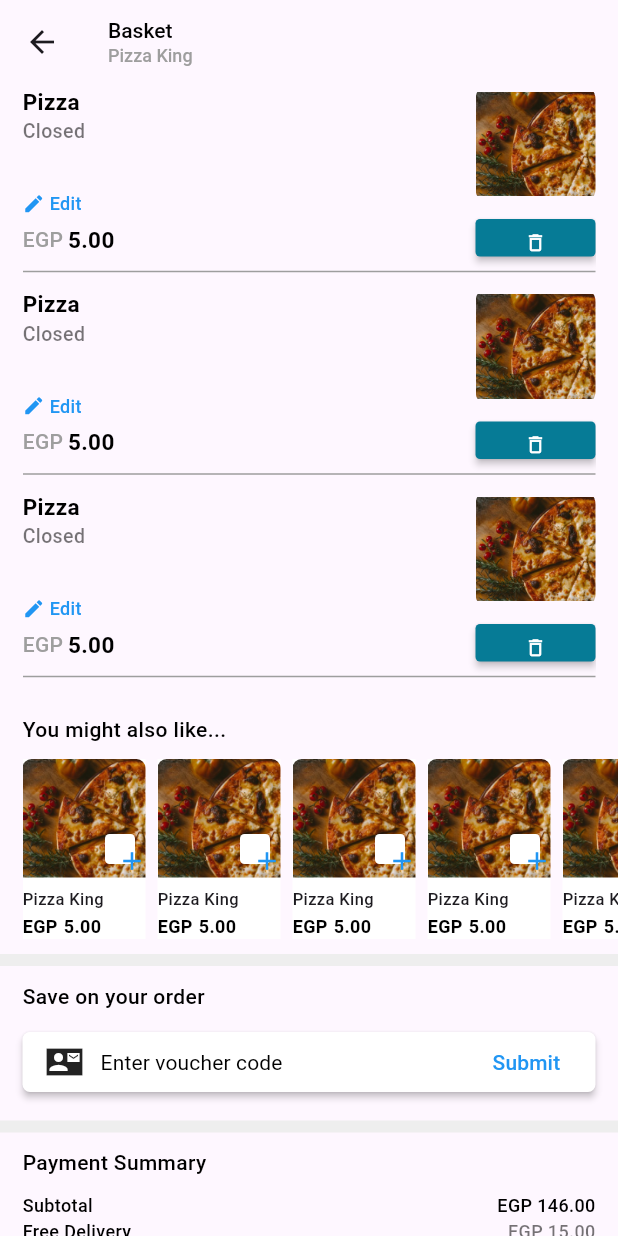
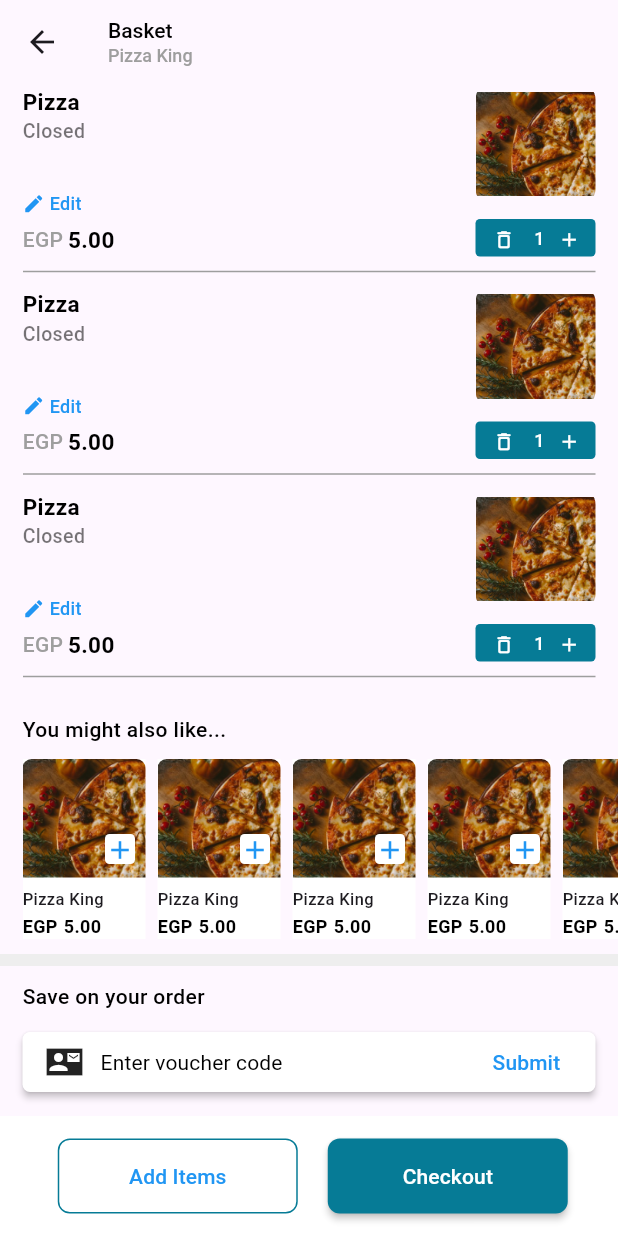
Before and after one commit to MhmdMhros/Test-Flutter, a Flutter app: the screen it shows after launch, on a phone screen of 412 x 824 dp. Run offline on Flutter 3.47's test engine with Material 3 defaults, Android fonts, the phone set to English and light mode, and no system bars; our stand-ins replace flutter_bloc.

Commit message:
add all screens

```diff
--- a/lib/presentation/pages/basket/basket.dart
+++ b/lib/presentation/pages/basket/basket.dart
@@ -28,7 +28,10 @@ class Basket extends StatelessWidget {
           ],
         ),
       ),
-      body: SingleChildScrollView(
+      body: Column(
+        children: [
+          Expanded(
+            child: SingleChildScrollView(
               child: Column(
                 crossAxisAlignment: CrossAxisAlignment.start,
                 children: [
@@ -169,8 +172,8 @@ class Basket extends StatelessWidget {
                     child: CustomText(text: 'Payment Summary'),
                   ),
                   const Padding(
-              padding:
-                  EdgeInsetsDirectional.only(start: 15, end: 15, bottom: 30),
+                    padding: EdgeInsetsDirectional.only(
+                        start: 15, end: 15, bottom: 30),
                     child: Column(
                       children: [
                         Row(
@@ -239,6 +242,10 @@ class Basket extends StatelessWidget {
                       color: Colors.black26,
                     ),
                   ),
+                ],
+              ),
+            ),
+          ),
           Container(
             width: double.infinity,
             height: 80,
@@ -248,7 +255,8 @@ class Basket extends StatelessWidget {
               children: [
                 Padding(
                   padding: const EdgeInsetsDirectional.only(
-                      start: 15,
+                    start: 5,
+                    end: 10,
                     top: 15,
                     bottom: 15,
                   ),
@@ -256,6 +264,11 @@ class Basket extends StatelessWidget {
                     width: 160,
                     height: 50,
                     child: MaterialButton(
+                      shape: RoundedRectangleBorder(
+                          borderRadius: BorderRadius.circular(8),
+                          side: const BorderSide(
+                            color: Color(0xFF067B96),
+                          )),
                       height: 40,
                       onPressed: () {},
                       child: const CustomText(
@@ -267,6 +280,7 @@ class Basket extends StatelessWidget {
                 ),
                 Padding(
                   padding: const EdgeInsetsDirectional.only(
+                    start: 10,
                     top: 15,
                     bottom: 15,
                   ),
@@ -274,6 +288,9 @@ class Basket extends StatelessWidget {
                     width: 160,
                     height: 50,
                     child: MaterialButton(
+                      shape: RoundedRectangleBorder(
+                        borderRadius: BorderRadius.circular(8),
+                      ),
                       color: const Color(0xFF067B96),
                       onPressed: () {},
                       child: const CustomText(
@@ -285,9 +302,8 @@ class Basket extends StatelessWidget {
                 ),
               ],
             ),
-            )
+          ),
         ],
-        ),
       ),
     );
   }
--- a/lib/presentation/widgets/custom_basket_product.dart
+++ b/lib/presentation/widgets/custom_basket_product.dart
@@ -1,3 +1,4 @@
+import 'package:flutter/foundation.dart';
 import 'package:flutter/material.dart';
 import 'package:test_flutter/presentation/widgets/custom_text.dart';
 
@@ -80,27 +81,45 @@ class CustomBasketProduct extends StatelessWidget {
             const SizedBox(
               height: 10,
             ),
-            SizedBox(
+            Container(
               width: 80,
               height: 25,
-              child: MaterialButton(
-                onPressed: () {},
+              decoration: BoxDecoration(
+                borderRadius: BorderRadius.circular(3),
                 color: const Color(0xFF067B96),
-                shape: RoundedRectangleBorder(
-                  borderRadius: BorderRadius.circular(3),
               ),
-                child: Row(
+              child: Stack(
                 children: [
                   IconButton(
+                    padding: const EdgeInsetsDirectional.only(
+                        start: 0, end: 10, top: 6, bottom: 10),
                     onPressed: () {},
                     icon: const Icon(
-                        Icons.delete_outline_outlined,
+                      Icons.delete_outline_rounded,
+                      color: Colors.white,
+                      size: 15,
+                    ),
+                  ),
+                  const Padding(
+                    padding: EdgeInsetsDirectional.only(
+                        start: 39, end: 0, top: 4, bottom: 0),
+                    child: CustomText(
+                      text: '1',
+                      color: Colors.white,
+                      fontSize: 12,
+                    ),
+                  ),
+                  IconButton(
+                    padding: const EdgeInsetsDirectional.only(
+                        start: 55, end: 0, top: 6, bottom: 10),
+                    onPressed: () {},
+                    icon: const Icon(
+                      Icons.add,
                       color: Colors.white,
                       size: 15,
                     ),
                   ),
                 ],
-                ),
               ),
             ),
           ],
--- a/lib/presentation/widgets/like_might.dart
+++ b/lib/presentation/widgets/like_might.dart
@@ -43,6 +43,13 @@ class LikeMight extends StatelessWidget {
                     decoration: BoxDecoration(
                         borderRadius: BorderRadius.circular(3),
                         color: Colors.white),
+                  ),
+                ),
+                Padding(
+                  padding: const EdgeInsetsDirectional.only(
+                    start: 47,
+                    top: 42,
+                  ),
                   child: IconButton(
                     onPressed: () {},
                     icon: const Center(
@@ -50,7 +57,6 @@ class LikeMight extends StatelessWidget {
                         Icons.add,
                         color: Colors.blue,
                         size: 20,
-                        ),
                       ),
                     ),
                   ),
```
Lines whose indentation alone changed are shown as unchanged.
